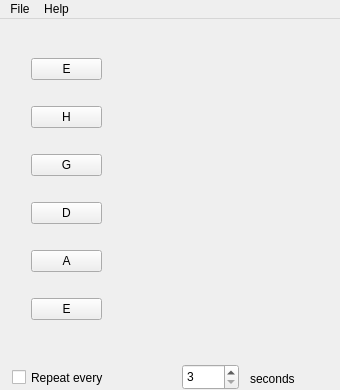
Qt form data/mainwindow.ui (ivnish/qsimpleguitar) before a commit.
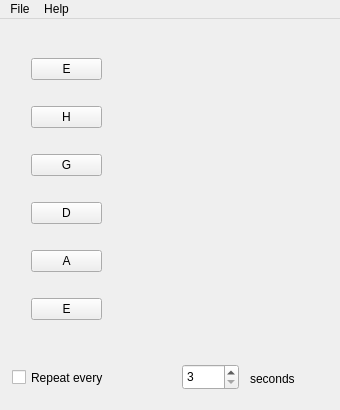
The same form after that commit.

Commit message: Use variable for app version

What changed in the file:
```diff
--- a/data/mainwindow.ui
+++ b/data/mainwindow.ui
@@ -7,19 +7,19 @@
     <x>0</x>
     <y>0</y>
     <width>340</width>
-    <height>390</height>
+    <height>410</height>
    </rect>
   </property>
   <property name="minimumSize">
    <size>
     <width>340</width>
-    <height>390</height>
+    <height>410</height>
    </size>
   </property>
   <property name="maximumSize">
    <size>
     <width>340</width>
-    <height>390</height>
+    <height>410</height>
    </size>
   </property>
   <property name="windowTitle">
```
Left out of the diff: 4 changed lines with no effect on the pictures. The commit also changes 2 other files.
